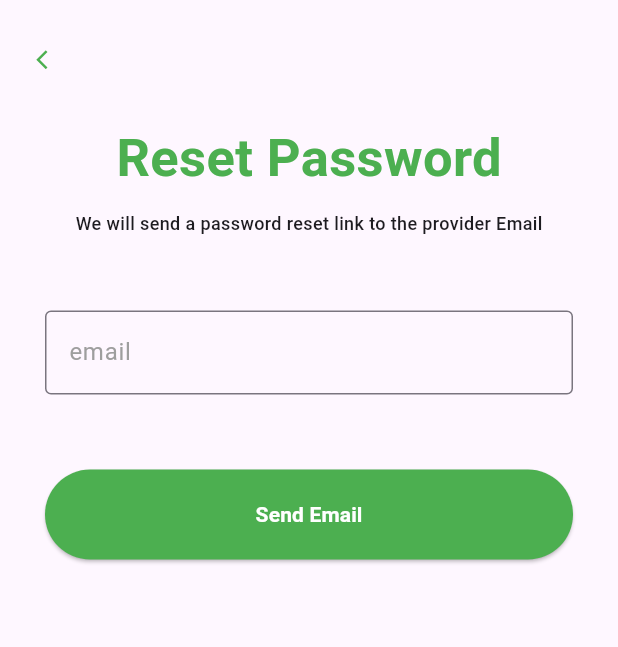
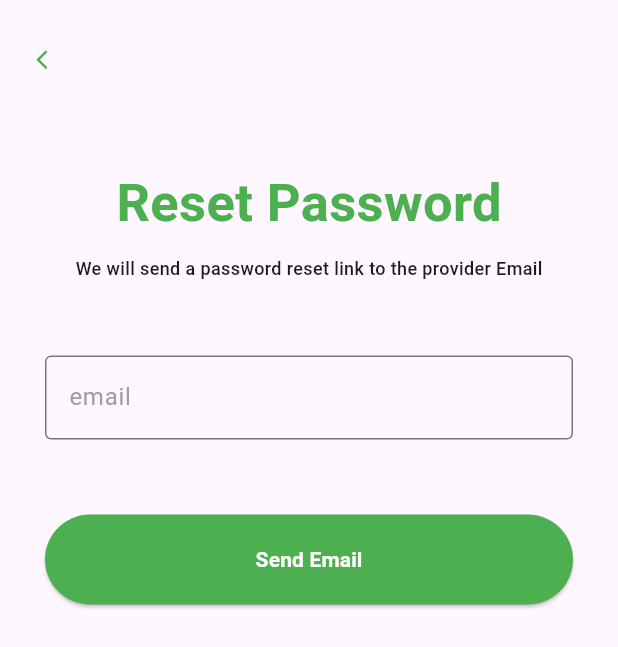
Before and after one commit to OskarPerlinski/recipe_app_supabase_cleanArchitecture_BLoC, a Flutter app: the ResetPasswordPage screen opened directly, on a phone screen of 412 x 824 dp. Shown: the top 647 px of the screen. Run offline on Flutter 3.47's test engine with Material 3 defaults, Android fonts, the phone set to English and light mode, and no system bars; our stand-ins replace bloc, dartz, flutter_bloc, flutter_dotenv, flutter_hooks, get_it and 1 more; accounts and stored records are empty.

Commit message:
add padding

```diff
--- a/lib/presentation/auth/reset_password.dart
+++ b/lib/presentation/auth/reset_password.dart
@@ -8,10 +8,11 @@ class ResetPasswordPage extends HookWidget {
 
   @override
   Widget build(BuildContext context) {
-
     return Scaffold(
       appBar: const BasicAppbar(),
       body: SingleChildScrollView(
+        child: Padding(
+          padding: const EdgeInsets.only(top: 30),
           child: Column(
             mainAxisAlignment: MainAxisAlignment.center,
             children: [
@@ -25,7 +26,8 @@ class ResetPasswordPage extends HookWidget {
             ],
           ),
         ),
-      );
+      ),
+    );
   }
 
   Widget _resetPasswordText() {
@@ -45,10 +47,7 @@ class ResetPasswordPage extends HookWidget {
     return const Center(
       child: Text(
         'We will send a password reset link to the provider Email',
-        style: TextStyle(
-          fontSize: 12,
-          fontWeight: FontWeight.w500
-        ),
+        style: TextStyle(fontSize: 12, fontWeight: FontWeight.w500),
       ),
     );
   }
@@ -78,5 +77,4 @@ class ResetPasswordPage extends HookWidget {
       ),
     );
   }
-
 }
```
